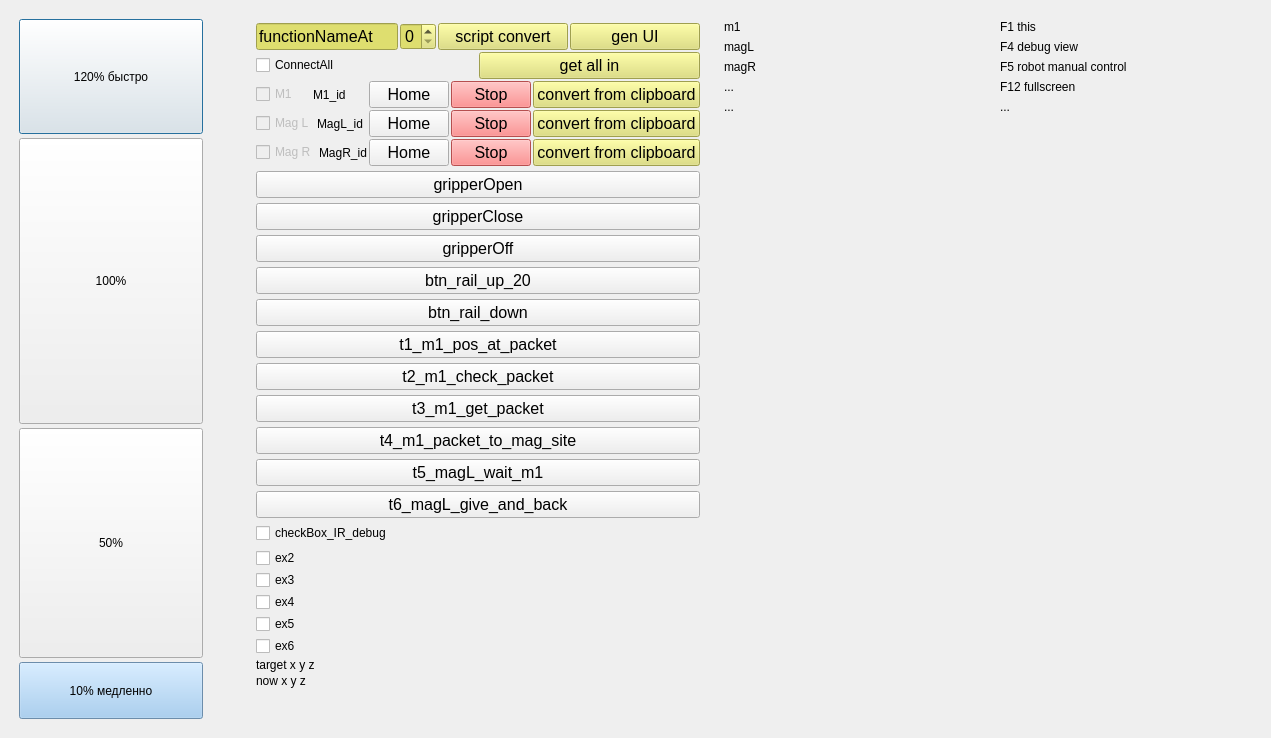
pavel-b-kr12/DoBot_multicontroll, file dispenser_gift_py/main.ui: the form before one commit.
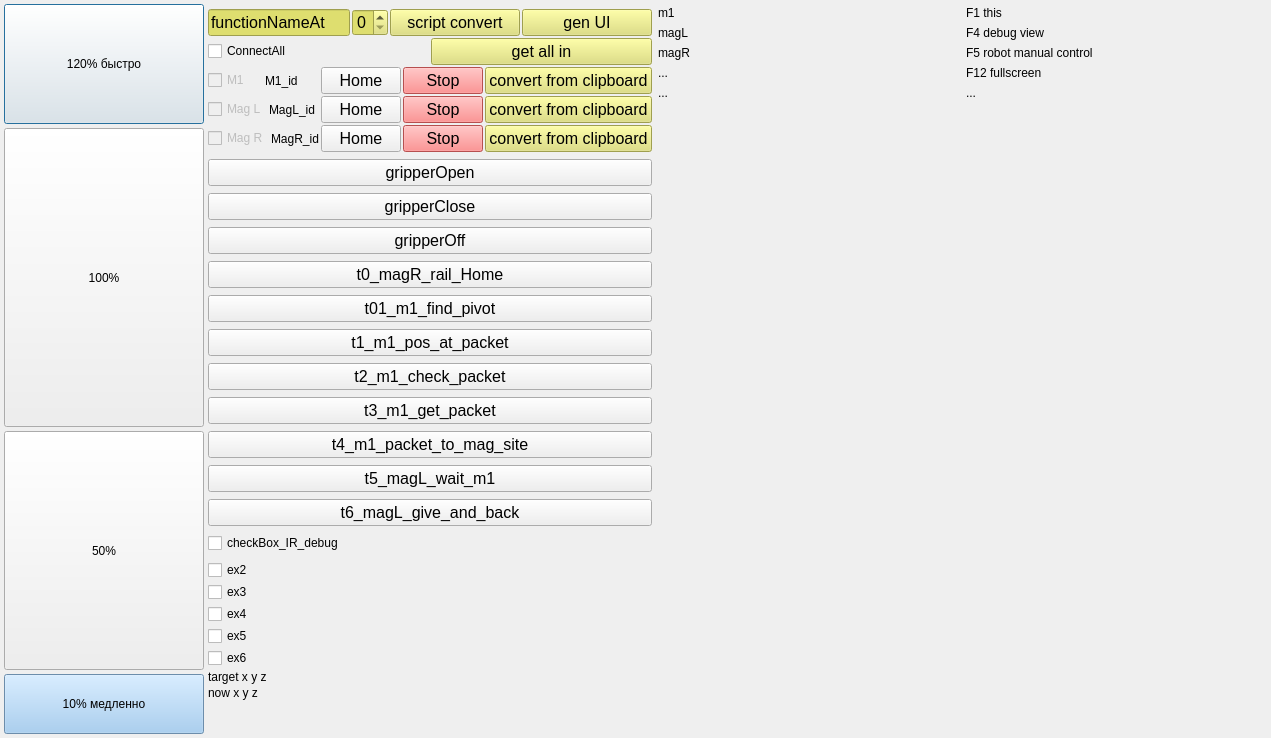
The form after the commit.

```diff
--- a/dispenser_gift_py/main.ui
+++ b/dispenser_gift_py/main.ui
@@ -17,6 +17,21 @@
    <string notr="true"/>
   </property>
   <layout class="QHBoxLayout" name="horizontalLayout_all">
+   <property name="spacing">
+    <number>4</number>
+   </property>
+   <property name="leftMargin">
+    <number>4</number>
+   </property>
+   <property name="topMargin">
+    <number>4</number>
+   </property>
+   <property name="rightMargin">
+    <number>3</number>
+   </property>
+   <property name="bottomMargin">
+    <number>4</number>
+   </property>
    <item>
     <widget class="QWidget" name="widget_fill" native="true">
      <property name="maximumSize">
@@ -33,16 +48,16 @@
        <enum>QLayout::SetNoConstraint</enum>
       </property>
       <property name="leftMargin">
-       <number>8</number>
+       <number>0</number>
       </property>
       <property name="topMargin">
-       <number>8</number>
+       <number>0</number>
       </property>
       <property name="rightMargin">
-       <number>8</number>
+       <number>0</number>
       </property>
       <property name="bottomMargin">
-       <number>8</number>
+       <number>0</number>
       </property>
       <item>
        <widget class="QPushButton" name="btn_fill110">
@@ -586,19 +601,19 @@
    <item>
     <layout class="QGridLayout" name="QGridLayout_order" rowstretch="0">
      <property name="leftMargin">
-      <number>22</number>
+      <number>0</number>
      </property>
      <property name="topMargin">
-      <number>11</number>
+      <number>0</number>
      </property>
      <property name="rightMargin">
-      <number>8</number>
+      <number>0</number>
      </property>
      <property name="bottomMargin">
-      <number>11</number>
+      <number>0</number>
      </property>
-     <property name="verticalSpacing">
-      <number>22</number>
+     <property name="spacing">
+      <number>0</number>
      </property>
     </layout>
    </item>
@@ -608,6 +623,18 @@
       <property name="spacing">
        <number>2</number>
       </property>
+      <property name="leftMargin">
+       <number>0</number>
+      </property>
+      <property name="topMargin">
+       <number>0</number>
+      </property>
+      <property name="rightMargin">
+       <number>0</number>
+      </property>
+      <property name="bottomMargin">
+       <number>0</number>
+      </property>
       <item>
        <layout class="QVBoxLayout" name="verticalLayout_4">
         <item>
@@ -1004,7 +1031,7 @@
          <string notr="true">font: 12pt ;</string>
         </property>
         <property name="text">
-         <string>btn_rail_up_20</string>
+         <string>t0_magR_rail_Home</string>
         </property>
        </widget>
       </item>
@@ -1022,7 +1049,7 @@
          <string notr="true">font: 12pt ;</string>
         </property>
         <property name="text">
-         <string>btn_rail_down</string>
+         <string>t01_m1_find_pivot</string>
         </property>
        </widget>
       </item>
@@ -1242,6 +1269,12 @@
       <bool>false</bool>
      </property>
      <layout class="QVBoxLayout" name="verticalLayout_manualControl">
+      <property name="leftMargin">
+       <number>2</number>
+      </property>
+      <property name="topMargin">
+       <number>2</number>
+      </property>
       <item>
        <widget class="QLabel" name="verticalLayout_help_label_1">
         <property name="text">
@@ -1299,6 +1332,18 @@
       <bool>false</bool>
      </property>
      <layout class="QVBoxLayout" name="verticalLayout_help">
+      <property name="leftMargin">
+       <number>2</number>
+      </property>
+      <property name="topMargin">
+       <number>2</number>
+      </property>
+      <property name="rightMargin">
+       <number>2</number>
+      </property>
+      <property name="bottomMargin">
+       <number>2</number>
+      </property>
       <item>
        <widget class="QLabel" name="verticalLayout_help_label_1">
         <property name="text">
```
Left out of the diff: 4 changed lines with no effect on the pictures.
